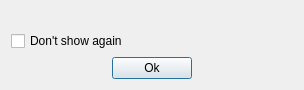
Before: the Qt Designer form OSSpecific.ui in alphaonex86/Ultracopier, drawn with Qt 5.
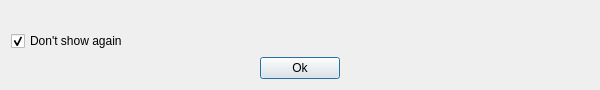
After: the same form once the commit is applied. Icons and pictures are not drawn.

What changed in the file:
```diff
--- a/OSSpecific.ui
+++ b/OSSpecific.ui
@@ -6,10 +6,22 @@
    <rect>
     <x>0</x>
     <y>0</y>
-    <width>304</width>
+    <width>600</width>
     <height>88</height>
    </rect>
   </property>
+  <property name="sizePolicy">
+   <sizepolicy hsizetype="Expanding" vsizetype="Preferred">
+    <horstretch>0</horstretch>
+    <verstretch>0</verstretch>
+   </sizepolicy>
+  </property>
+  <property name="minimumSize">
+   <size>
+    <width>500</width>
+    <height>0</height>
+   </size>
+  </property>
   <property name="windowTitle">
    <string>Warning</string>
   </property>
@@ -20,6 +32,12 @@
   <layout class="QVBoxLayout" name="verticalLayout">
    <item>
     <widget class="QLabel" name="label">
+     <property name="sizePolicy">
+      <sizepolicy hsizetype="Expanding" vsizetype="Preferred">
+       <horstretch>0</horstretch>
+       <verstretch>0</verstretch>
+      </sizepolicy>
+     </property>
      <property name="textFormat">
       <enum>Qt::RichText</enum>
      </property>
@@ -39,6 +57,9 @@
      <property name="text">
       <string>Don't show again</string>
      </property>
+     <property name="checked">
+      <bool>true</bool>
+     </property>
     </widget>
    </item>
    <item>
```
